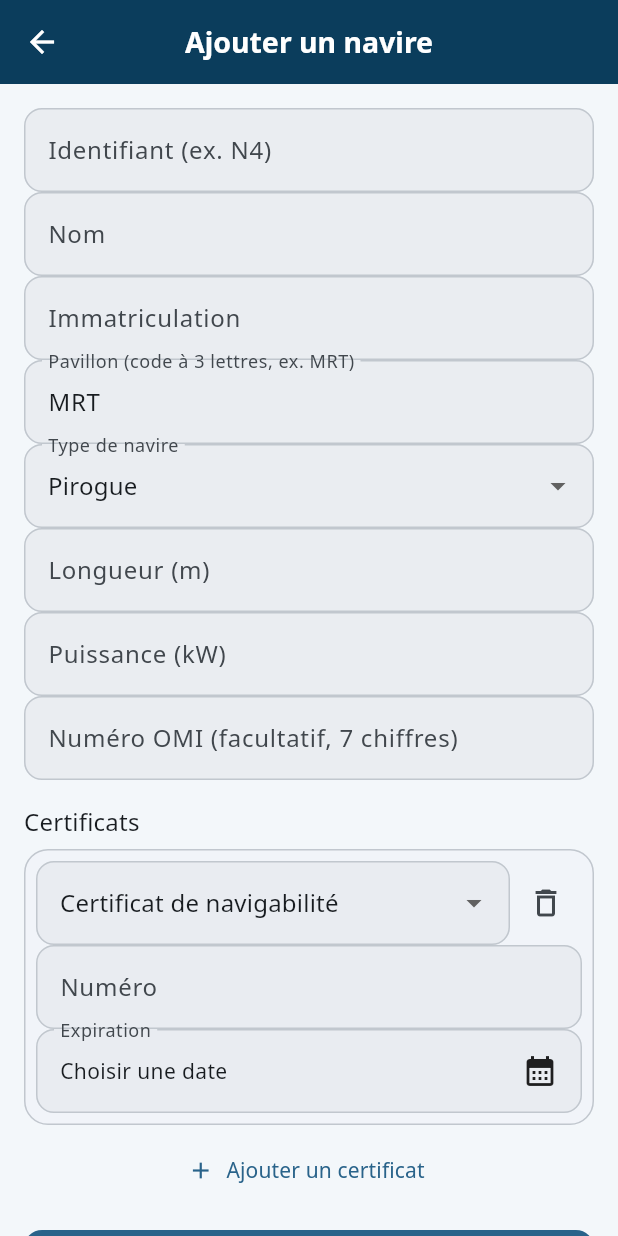
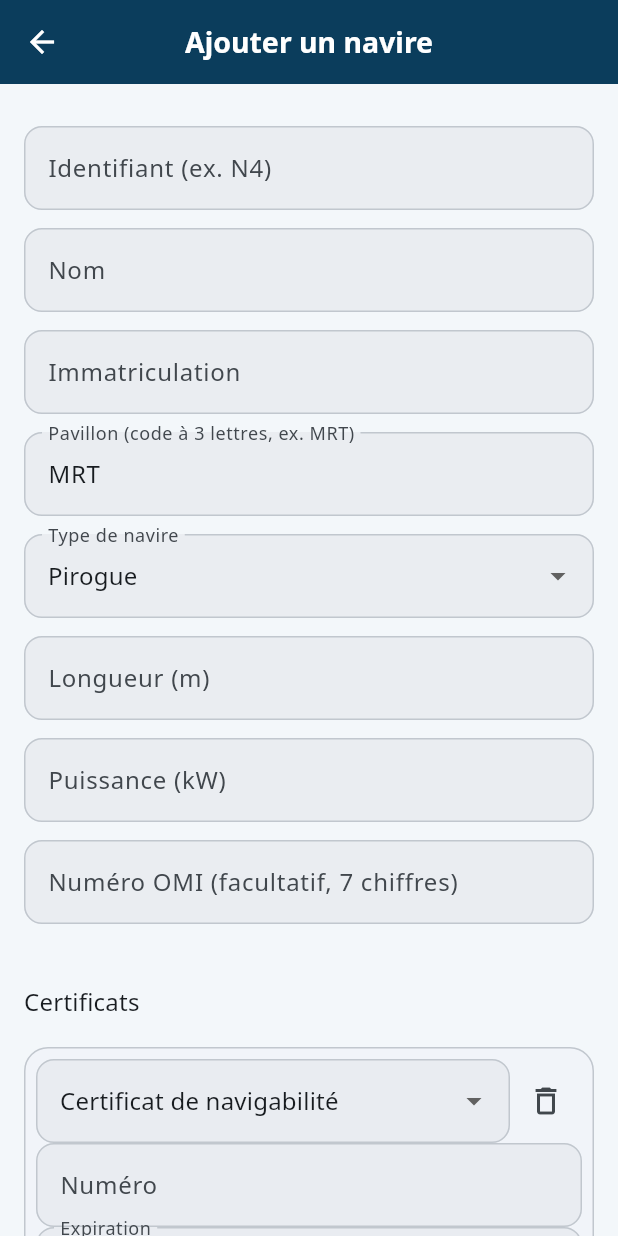
Before and after one commit to haderami001/daftari-legal, a Flutter app: the NavireFormScreen screen opened directly, after a tap on "Ajouter un certificat", on a phone screen of 412 x 824 dp. Run offline on Flutter 3.47's test engine with Material 3 defaults, Android fonts, the phone set to English and light mode, and no system bars; our stand-ins replace drift, drift_flutter, flutter_map, flutter_secure_storage, geolocator, image_picker and 5 more; missing offline and left inert: dart_jsonwebtoken, mobile_scanner, pointycastle, postgres, shelf_router; accounts and stored records are empty; generated files the repository leaves out were written again; statements that could not run were skipped.

Commit message:
Admin : erreurs du serveur affichées sous leur champ
Les refus du serveur restaient dans un bandeau en haut du formulaire,
avec le nom technique du champ (« pavillon : ... »). Chaque erreur dont
le champ est dans le formulaire s'affiche maintenant en rouge sous ce
champ ; le bandeau ne garde que les autres (certificats, quotas) et
renvoie aux champs en rouge sinon.

- ErreurAdministration garde le code d'erreur du serveur : le doublon
  d'immatriculation (conflit) et le navire inconnu sont rattachés à
  leur champ, avec un message traduit.
- Toute saisie efface les erreurs devenues anciennes.
- Écart de 12 entre les lignes des formulaires : l'erreur sous un champ
  ne chevauche plus le libellé du champ suivant.

Co-Authored-By: Claude Opus 5.5 <noreply@anthropic.com>
Claude-Session: https://claude.ai/code/session_01DQV1ZQ9J7v1UEhekob3U7S

```diff
--- a/peche_app/lib/core/services/administration.dart
+++ b/peche_app/lib/core/services/administration.dart
@@ -4,9 +4,14 @@ import 'package:http/http.dart' as http;
 
 /// Refus ou panne lors d'une opération d'administration.
 class ErreurAdministration implements Exception {
-  const ErreurAdministration(this.message, {this.details = const []});
+  const ErreurAdministration(this.message,
+      {this.code, this.details = const []});
 
   final String message;
+
+  /// Code d'erreur du serveur (`donnees_invalides`, `conflit`,
+  /// `navire_inconnu`...), absent pour une panne réseau.
+  final String? code;
 
   /// Erreurs champ par champ renvoyées par le serveur (HTTP 400).
   final List<String> details;
@@ -86,6 +91,7 @@ class ApiAdministration {
     if (corps is! Map) throw ErreurAdministration('HTTP ${r.statusCode}');
     throw ErreurAdministration(
       '${corps['message'] ?? 'HTTP ${r.statusCode}'}',
+      code: corps['erreur'] as String?,
       details: [...(corps['details'] as List? ?? const []).map((d) => '$d')],
     );
   }
--- a/peche_app/lib/features/administration/administration_screen.dart
+++ b/peche_app/lib/features/administration/administration_screen.dart
@@ -202,6 +202,48 @@ mixin _Enregistrement<T extends StatefulWidget> on State<T> {
   bool enCours = false;
   ErreurAdministration? refus;
 
+  /// Champs de ce formulaire, avec le nom que leur donne le serveur
+  /// (`pavillon`, `date_fin`...) : leurs erreurs s'affichent sous le
+  /// champ, les autres restent dans le bandeau du haut.
+  Set<String> get champsServeur;
+
+  /// Erreurs du dernier refus, par champ (`pavillon` -> message).
+  Map<String, String> get _erreursChamps {
+    final r = refus;
+    if (r == null) return const {};
+    final l10n = context.l10n;
+    final erreurs = <String, String>{
+      // Détails de validation : « champ : message ».
+      for (final d in r.details)
+        if (d.indexOf(' : ') case final i when i > 0)
+          d.substring(0, i): d.substring(i + 3),
+      // Refus sans détail, rattachés à leur champ.
+      if (r.code == 'conflit') 'immatriculation': l10n.immatriculationEnDouble,
+      if (r.code == 'navire_inconnu') 'navire_id': l10n.navireInconnu,
+    };
+    return {
+      for (final MapEntry(:key, :value) in erreurs.entries)
+        if (champsServeur.contains(key)) key: value,
+    };
+  }
+
+  /// Erreur du serveur à afficher sous le champ `cle`, s'il y en a une.
+  String? erreurServeur(String cle) => _erreursChamps[cle];
+
+  /// Écart entre les lignes du formulaire : place pour l'erreur sous un
+  /// champ et pour le libellé posé sur le cadre du champ suivant.
+  List<Widget> espaces(List<Widget> lignes) => [
+        for (final (i, ligne) in lignes.indexed) ...[
+          if (i > 0) const SizedBox(height: 12),
+          ligne,
+        ],
+      ];
+
+  /// Une saisie rend le dernier refus obsolète : on l'efface.
+  void effacerRefus() {
+    if (refus != null) setState(() => refus = null);
+  }
+
   /// Contenu du formulaire en texte (tous les champs). Comparé à sa valeur
   /// à l'ouverture pour savoir si l'utilisateur a modifié quelque chose.
   String signature();
@@ -313,12 +355,21 @@ mixin _Enregistrement<T extends StatefulWidget> on State<T> {
   Widget refusAffiche() {
     final r = refus;
     if (r == null) return const SizedBox.shrink();
+    // Les erreurs déjà affichées sous leur champ ne sont pas répétées.
+    final autres = [
+      for (final d in r.details)
+        if (!champsServeur.contains(d.split(' : ').first)) d,
+    ];
     return Card(
       color: Theme.of(context).colorScheme.errorContainer,
       child: ListTile(
         leading: const Icon(Icons.error_outline),
-        title: Text(context.l10n.adminRefus(r.message)),
-        subtitle: r.details.isEmpty ? null : Text(r.details.join('\n')),
+        // Tout est déjà sous les champs : on y renvoie, sans répéter.
+        title: Text(context.l10n.adminRefus(
+            autres.isEmpty && _erreursChamps.isNotEmpty
+                ? context.l10n.corrigerChampsEnRouge
+                : r.message)),
+        subtitle: autres.isEmpty ? null : Text(autres.join('\n')),
       ),
     );
   }
@@ -355,14 +406,16 @@ mixin _Enregistrement<T extends StatefulWidget> on State<T> {
       );
 
   Widget champDate(String libelle, DateTime? valeur, ValueChanged<DateTime> ok,
-          {Key? key}) =>
+          {Key? key, String? cle}) =>
       FormField<DateTime>(
         key: key,
         initialValue: valeur,
         validator: (_) => valeur == null ? context.l10n.champObligatoire : null,
         builder: (etat) => InputDecorator(
-          decoration:
-              InputDecoration(labelText: libelle, errorText: etat.errorText),
+          decoration: InputDecoration(
+              labelText: libelle,
+              errorText:
+                  etat.errorText ?? (cle == null ? null : erreurServeur(cle))),
           child: InkWell(
             onTap: () async {
               final d = await choisirDate(valeur);
@@ -404,6 +457,12 @@ class NavireFormScreen extends StatefulWidget {
 
 class _NavireFormScreenState extends State<NavireFormScreen>
     with _Enregistrement {
+  @override
+  final champsServeur = const {
+    'id', 'nom', 'immatriculation', 'pavillon', 'type', //
+    'longueur_m', 'puissance_kw', 'numero_imo',
+  };
+
   late final Map<String, Object?> n = widget.navire ?? const {};
   late final id = TextEditingController(text: '${n['id'] ?? ''}');
   late final nom = TextEditingController(text: '${n['nom'] ?? ''}');
@@ -470,36 +529,46 @@ class _NavireFormScreenState extends State<NavireFormScreen>
       ),
       body: Form(
         key: formulaire,
+        onChanged: effacerRefus,
         child: ListView(
           padding: const EdgeInsets.all(16),
-          children: [
+          children: espaces([
             refusAffiche(),
             TextFormField(
               controller: id,
               enabled: _nouveau, // l'identifiant ne change plus ensuite
-              decoration: InputDecoration(labelText: l10n.champIdentifiant),
+              decoration: InputDecoration(
+                  labelText: l10n.champIdentifiant,
+                  errorText: erreurServeur('id')),
               validator: obligatoire,
             ),
             TextFormField(
               controller: nom,
-              decoration: InputDecoration(labelText: l10n.champNom),
+              decoration: InputDecoration(
+                  labelText: l10n.champNom, errorText: erreurServeur('nom')),
               validator: obligatoire,
             ),
             TextFormField(
               controller: immat,
-              decoration: InputDecoration(labelText: l10n.champImmatriculation),
+              decoration: InputDecoration(
+                  labelText: l10n.champImmatriculation,
+                  errorText: erreurServeur('immatriculation')),
               validator: obligatoire,
             ),
             TextFormField(
               controller: pavillon,
-              decoration: InputDecoration(labelText: l10n.champPavillon),
+              decoration: InputDecoration(
+                  labelText: l10n.champPavillon,
+                  errorText: erreurServeur('pavillon')),
               textCapitalization: TextCapitalization.characters,
               validator: obligatoire,
             ),
             DropdownButtonFormField<TypeNavire>(
               key: ValueKey(type),
               initialValue: type,
-              decoration: InputDecoration(labelText: l10n.champTypeNavire),
+              decoration: InputDecoration(
+                  labelText: l10n.champTypeNavire,
+                  errorText: erreurServeur('type')),
               items: [
                 for (final t in TypeNavire.values)
                   DropdownMenuItem(
@@ -509,21 +578,27 @@ class _NavireFormScreenState extends State<NavireFormScreen>
             ),
             TextFormField(
               controller: longueur,
-              decoration: InputDecoration(labelText: l10n.champLongueur),
+              decoration: InputDecoration(
+                  labelText: l10n.champLongueur,
+                  errorText: erreurServeur('longueur_m')),
               keyboardType:
                   const TextInputType.numberWithOptions(decimal: true),
               validator: nombre,
             ),
             TextFormField(
               controller: puissance,
-              decoration: InputDecoration(labelText: l10n.champPuissance),
+              decoration: InputDecoration(
+                  labelText: l10n.champPuissance,
+                  errorText: erreurServeur('puissance_kw')),
               keyboardType:
                   const TextInputType.numberWithOptions(decimal: true),
               validator: nombre,
             ),
             TextFormField(
               controller: imo,
-              decoration: InputDecoration(labelText: l10n.champImo),
+              decoration: InputDecoration(
+                  labelText: l10n.champImo,
+                  errorText: erreurServeur('numero_imo')),
               keyboardType: TextInputType.number,
               // Même règle que le serveur : vide, ou exactement 7 chiffres.
               validator: (v) {
@@ -594,7 +669,7 @@ class _NavireFormScreenState extends State<NavireFormScreen>
             boutonEnregistrer(() => enregistrer(
                 (api) => api.enregistrerNavire(id.text.trim(), _donnees()),
                 l10n.navireEnregistre)),
-          ],
+          ]),
         ),
       ),
     ));
@@ -623,6 +698,12 @@ class LicenceFormScreen extends StatefulWidget {
 
 class _LicenceFormScreenState extends State<LicenceFormScreen>
     with _Enregistrement {
+  @override
+  final champsServeur = const {
+    'numero', 'navire_id', 'segment', 'engins_autorises', //
+    'especes_cibles', 'date_debut', 'date_fin',
+  };
+
   late final Map<String, Object?> l = widget.licence ?? const {};
   late final numero = TextEditingController(text: '${l['numero'] ?? ''}');
   late String? navireId = l['navire_id'] as String?;
@@ -695,20 +776,25 @@ class _LicenceFormScreenState extends State<LicenceFormScreen>
       ),
       body: Form(
         key: formulaire,
+        onChanged: effacerRefus,
         child: ListView(
           padding: const EdgeInsets.all(16),
-          children: [
+          children: espaces([
             refusAffiche(),
             TextFormField(
               controller: numero,
               enabled: _nouvelle,
-              decoration: InputDecoration(labelText: l10n.champNumeroLicence),
+              decoration: InputDecoration(
+                  labelText: l10n.champNumeroLicence,
+                  errorText: erreurServeur('numero')),
               validator: obligatoire,
             ),
             DropdownButtonFormField<String>(
               key: ValueKey(navireId),
               initialValue: navireId,
-              decoration: InputDecoration(labelText: l10n.champNavire),
+              decoration: InputDecoration(
+                  labelText: l10n.champNavire,
+                  errorText: erreurServeur('navire_id')),
               items: [
                 for (final n in widget.navires)
                   DropdownMenuItem(
@@ -721,7 +807,9 @@ class _LicenceFormScreenState extends State<LicenceFormScreen>
             DropdownButtonFormField<TypePeche>(
               key: ValueKey(segment),
               initialValue: segment,
-              decoration: InputDecoration(labelText: l10n.champSegment),
+              decoration: InputDecoration(
+                  labelText: l10n.champSegment,
+                  errorText: erreurServeur('segment')),
               items: [
                 for (final s in TypePeche.values)
                   DropdownMenuItem(
@@ -734,7 +822,9 @@ class _LicenceFormScreenState extends State<LicenceFormScreen>
               validator: (_) => engins.isEmpty ? l10n.champObligatoire : null,
               builder: (etat) => InputDecorator(
                 decoration: InputDecoration(
-                    labelText: l10n.enginsAutorises, errorText: etat.errorText),
+                    labelText: l10n.enginsAutorises,
+                    errorText:
+                        etat.errorText ?? erreurServeur('engins_autorises')),
                 child: Wrap(spacing: 6, runSpacing: 6, children: [
                   for (final e in TypeEngin.values)
                     FilterChip(
@@ -748,11 +838,15 @@ class _LicenceFormScreenState extends State<LicenceFormScreen>
             ),
             TextFormField(
               controller: especes,
-              decoration: InputDecoration(labelText: l10n.champEspeces),
+              decoration: InputDecoration(
+                  labelText: l10n.champEspeces,
+                  errorText: erreurServeur('especes_cibles')),
               textCapitalization: TextCapitalization.characters,
             ),
-            champDate(l10n.champDebut, debut, (d) => setState(() => debut = d)),
-            champDate(l10n.champFin, fin, (d) => setState(() => fin = d)),
+            champDate(l10n.champDebut, debut, (d) => setState(() => debut = d),
+                cle: 'date_debut'),
+            champDate(l10n.champFin, fin, (d) => setState(() => fin = d),
+                cle: 'date_fin'),
             const SizedBox(height: 16),
             Text(l10n.quotas, style: Theme.of(context).textTheme.titleMedium),
             for (final (i, q) in quotas.indexed)
@@ -789,7 +883,7 @@ class _LicenceFormScreenState extends State<LicenceFormScreen>
             boutonEnregistrer(() => enregistrer(
                 (api) => api.enregistrerLicence(numero.text.trim(), _donnees()),
                 l10n.licenceEnregistree)),
-          ],
+          ]),
         ),
       ),
     ));
--- a/peche_app/lib/l10n/app_ar.arb
+++ b/peche_app/lib/l10n/app_ar.arb
@@ -164,6 +164,9 @@
   "certificats": "الشهادات",
   "navigabiliteManquante": "لا توجد شهادة صلاحية الإبحار: كل تفتيش لهذه السفينة سيسجّل مخالفة جسيمة.",
   "imoInvalide": "يجب أن يتكون رقم المنظمة البحرية الدولية من 7 أرقام",
+  "immatriculationEnDouble": "رقم التسجيل مستخدم بالفعل لسفينة أخرى",
+  "navireInconnu": "السفينة غير موجودة في السجل",
+  "corrigerChampsEnRouge": "صحّح الحقول المعروضة باللون الأحمر.",
   "ajouterCertificat": "إضافة شهادة",
   "champNumero": "الرقم",
   "champExpiration": "تاريخ الانتهاء",
--- a/peche_app/lib/l10n/app_fr.arb
+++ b/peche_app/lib/l10n/app_fr.arb
@@ -489,6 +489,9 @@
   "certificats": "Certificats",
   "navigabiliteManquante": "Pas de certificat de navigabilité : chaque contrôle de ce navire relèvera une infraction grave.",
   "imoInvalide": "Le numéro OMI doit avoir 7 chiffres",
+  "immatriculationEnDouble": "Immatriculation déjà utilisée par un autre navire",
+  "navireInconnu": "Navire absent du référentiel",
+  "corrigerChampsEnRouge": "corrigez les champs en rouge.",
   "ajouterCertificat": "Ajouter un certificat",
   "champNumero": "Numéro",
   "champExpiration": "Expiration",
--- a/peche_app/lib/l10n/app_localizations.dart
+++ b/peche_app/lib/l10n/app_localizations.dart
@@ -1084,6 +1084,24 @@ abstract class AppLocalizations {
   /// **'Le numéro OMI doit avoir 7 chiffres'**
   String get imoInvalide;
 
+  /// No description provided for @immatriculationEnDouble.
+  ///
+  /// In fr, this message translates to:
+  /// **'Immatriculation déjà utilisée par un autre navire'**
+  String get immatriculationEnDouble;
+
+  /// No description provided for @navireInconnu.
+  ///
+  /// In fr, this message translates to:
+  /// **'Navire absent du référentiel'**
+  String get navireInconnu;
+
+  /// No description provided for @corrigerChampsEnRouge.
+  ///
+  /// In fr, this message translates to:
+  /// **'corrigez les champs en rouge.'**
+  String get corrigerChampsEnRouge;
+
   /// No description provided for @ajouterCertificat.
   ///
   /// In fr, this message translates to:
```
Also changed, not shown: peche_app/lib/l10n/app_localizations_ar.dart (+9 -0 lines), peche_app/lib/l10n/app_localizations_fr.dart (+10 -0 lines), 1 other file.
